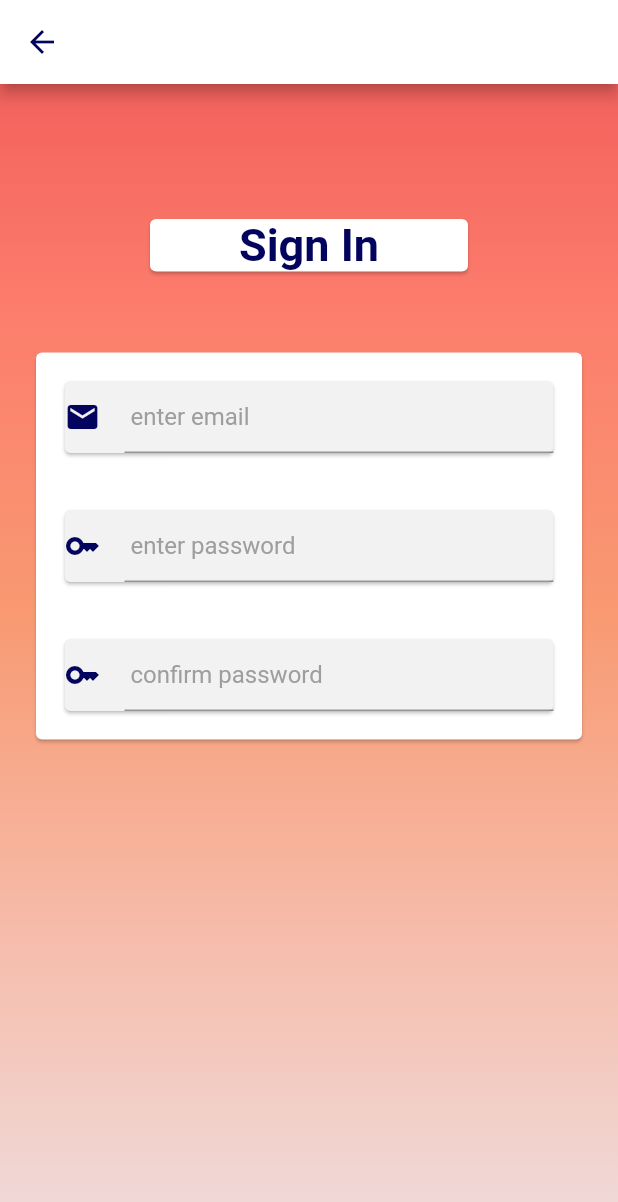
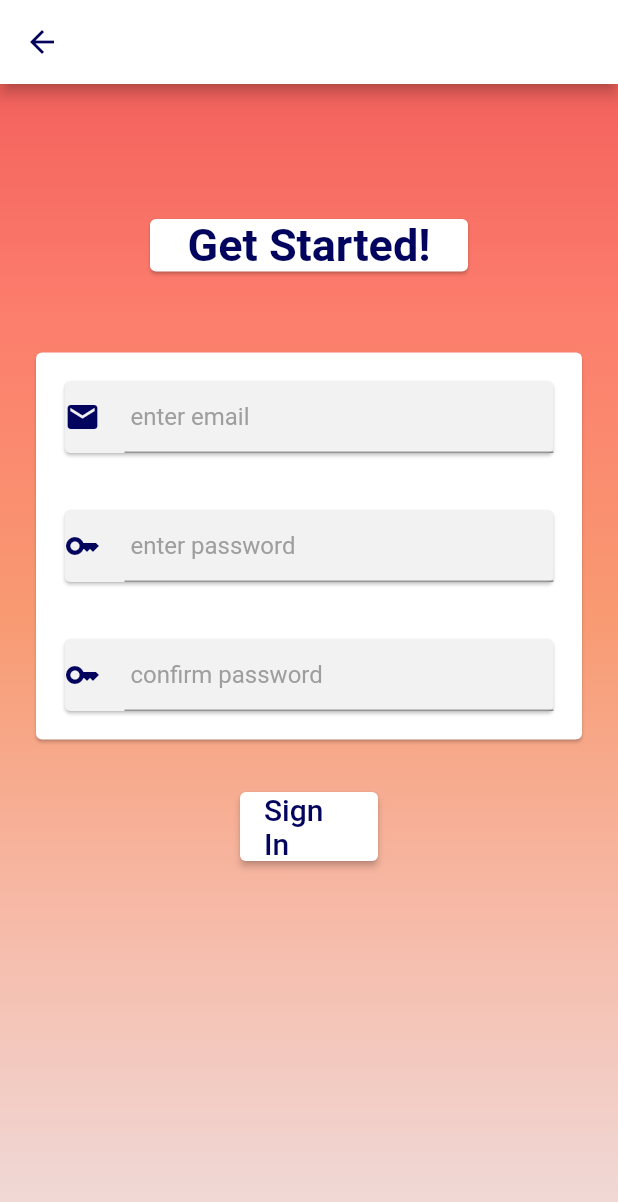
Before and after one commit to shxntanu/AutoInsight, a Flutter app: the screen it shows after launch, after a tap on "Sign In", on a phone screen of 412 x 824 dp. Shown: the top 1202 px of the screen. Run offline on Flutter 3.47's test engine with Material 2 defaults, Android fonts, the phone set to English and light mode, and no system bars; our stand-ins replace firebase_auth, firebase_core, modal_progress_hud_nsn, rive; accounts and stored records are empty; network calls fail; Roboto replaces fonts that are missing (San Francisco).

Commit message:
Added Homse screen

```diff
--- a/AutoInsight/lib/main.dart
+++ b/AutoInsight/lib/main.dart
@@ -1,3 +1,4 @@
+import 'package:autoinsight/screens/dashboard/homescreen.dart';
 import 'package:autoinsight/screens/onboarding/new_landing_screen.dart';
 import 'package:flutter/material.dart';
 
@@ -23,15 +24,22 @@ class AutoInsight extends StatelessWidget {
       theme: ThemeData(fontFamily: 'San Francisco'),
       initialRoute: '/',
       routes: {
-        '/' : (context) => const TestScreen(),                  // Starting screen to view different screens
-        '/landing': (context) => const LandingScreen(),         // Circular Design landing screen
-        '/login': (context) => const LoginScreen(),             // Circular Design login screen
-        '/register': (context) => const RegistrationScreen(),   // Circular Design Registration screen
-        '/home': (context) => HomeScreen(),                     // Unfinished home page
-        '/new': (context) => NewLandingScreen(),                // New Landing screen (from the sample app) that we're building
-        '/og' : (context) => const OGEntryPage(),               // Original landing screen
-        '/pullup' : (context) => const PullUpLandingScreen(),   // Pull Up Landing Screen
-        '/signin' : (context) => SignInPage(),                  // New Sign In Page
+        '/': (context) =>
+            const TestScreen(), // Starting screen to view different screens
+        '/landing': (context) =>
+            const LandingScreen(), // Circular Design landing screen
+        '/login': (context) =>
+            const LoginScreen(), // Circular Design login screen
+        '/register': (context) =>
+            const RegistrationScreen(), // Circular Design Registration screen
+        '/home': (context) => HomeScreen(), // Unfinished home page
+        '/new': (context) =>
+            NewLandingScreen(), // New Landing screen (from the sample app) that we're building
+        '/og': (context) => const OGEntryPage(), // Original landing screen
+        '/pullup': (context) =>
+            const PullUpLandingScreen(), // Pull Up Landing Screen
+        '/signin': (context) => SignInPage(),
+        '/dashboard': (context) => FinalHomeScreen(), // New Sign In Page
       },
     );
   }
--- a/AutoInsight/lib/screens/signin_page/signin_page.dart
+++ b/AutoInsight/lib/screens/signin_page/signin_page.dart
@@ -1,5 +1,6 @@
 import 'package:autoinsight/screens/signin_page/signin_textfield.dart';
 import 'package:flutter/material.dart';
+import 'package:autoinsight/main.dart';
 
 class SignInPage extends StatelessWidget {
   const SignInPage({super.key});
@@ -36,7 +37,7 @@ class SignInPage extends StatelessWidget {
                       margin: EdgeInsets.only(top: 20, right: 30, left: 30),
                       color: Colors.white,
                       child: Text(
-                        'Sign In',
+                        'Get Started!',
                         style: TextStyle(
                             color: Color(0xFF03045E),
                             fontSize: 30,
@@ -73,10 +74,28 @@ class SignInPage extends StatelessWidget {
                               hintText: 'confirm password',
                               textType: TextInputType.visiblePassword,
                               obscureText: true,
-                            ))
+                            )),
                       ],
                     ),
-                  )
+                  ),
+                  SizedBox(
+                    height: 30,
+                  ),
+                  Padding(
+                    padding: const EdgeInsets.only(left: 140, right: 140),
+                    child: ElevatedButton(
+                      onPressed: () {
+                        Navigator.pushNamed(context, '/dashboard');
+                      },
+                      child: Text(
+                        'Sign In',
+                        style: TextStyle(fontSize: 20),
+                      ),
+                      style: ElevatedButton.styleFrom(
+                          backgroundColor: Color(0xFFFFFFFF),
+                          foregroundColor: Color(0xFF03045E)),
+                    ),
+                  ),
                 ]),
           )),
     );
```
Also changed, not shown: AutoInsight/lib/screens/dashboard/components/bottombar.dart (added, +31 -0 lines), AutoInsight/lib/screens/dashboard/homescreen.dart (+84 -35 lines).
